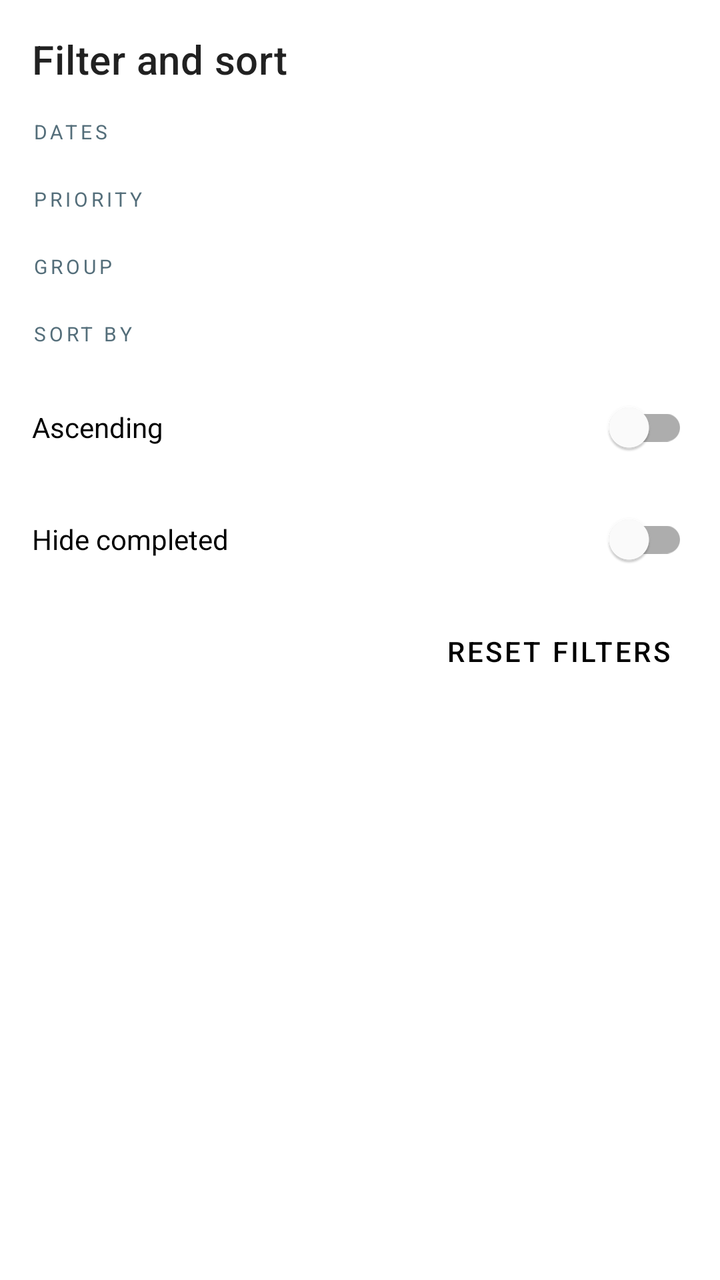
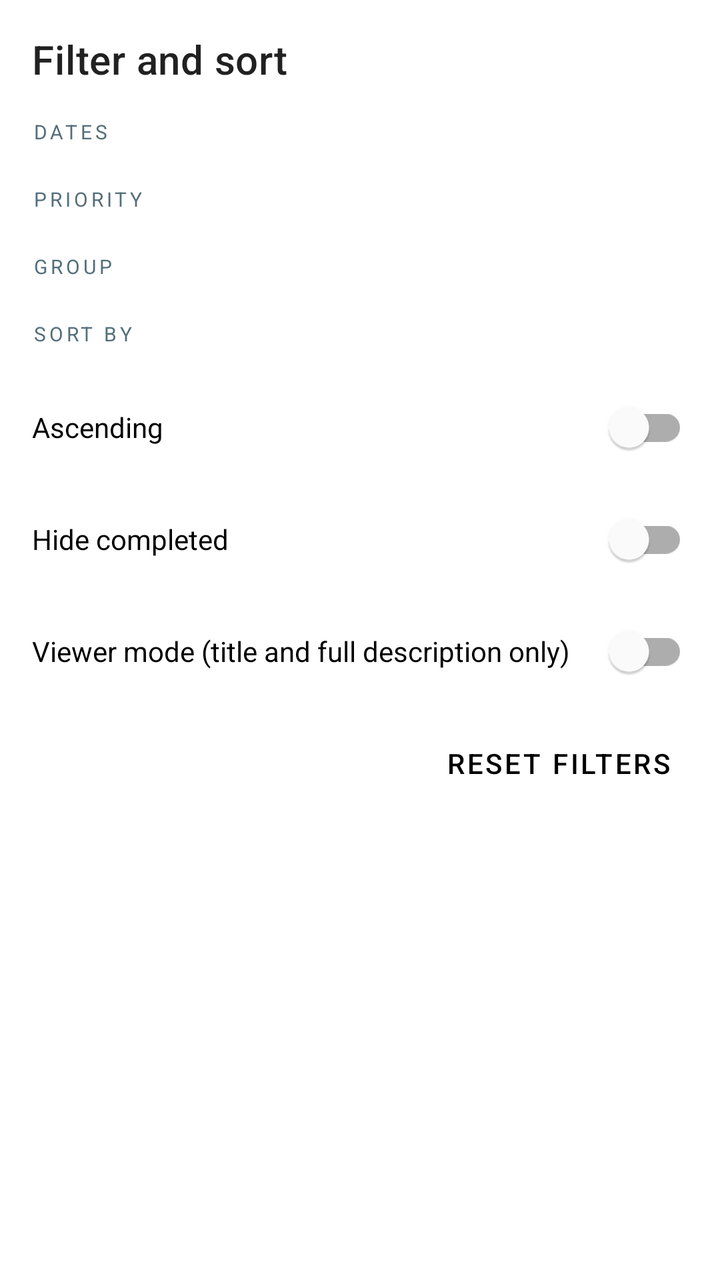

Before-and-after screenshots of an Android layout around one commit, followed by the original layout XML and the change that was made.
<!-- AndroidManifest.xml: application theme Theme.Kotodo -->
<!-- res/layout/sheet_filter_sort.xml -->
<?xml version="1.0" encoding="utf-8"?>
<androidx.core.widget.NestedScrollView xmlns:android="http://schemas.android.com/apk/res/android"
    xmlns:app="http://schemas.android.com/apk/res-auto"
    android:layout_width="match_parent"
    android:layout_height="wrap_content"
    android:maxHeight="560dp">

    <LinearLayout
        android:layout_width="match_parent"
        android:layout_height="wrap_content"
        android:orientation="vertical"
        android:padding="16dp">

        <TextView
            android:layout_width="wrap_content"
            android:layout_height="wrap_content"
            android:text="@string/action_filter_sort"
            android:textAppearance="?attr/textAppearanceHeadline6" />

        <TextView
            style="@style/Kotodo.SectionLabel"
            android:text="@string/filter_time" />

        <com.google.android.material.chip.ChipGroup
            android:id="@+id/chips_time"
            android:layout_width="match_parent"
            android:layout_height="wrap_content" />

        <TextView
            style="@style/Kotodo.SectionLabel"
            android:text="@string/filter_priority" />

        <com.google.android.material.chip.ChipGroup
            android:id="@+id/chips_priority"
            android:layout_width="match_parent"
            android:layout_height="wrap_content" />

        <TextView
            android:id="@+id/label_group"
            style="@style/Kotodo.SectionLabel"
            android:text="@string/filter_group" />

        <com.google.android.material.chip.ChipGroup
            android:id="@+id/chips_group"
            android:layout_width="match_parent"
            android:layout_height="wrap_content" />

        <TextView
            style="@style/Kotodo.SectionLabel"
            android:text="@string/sort_by" />

        <com.google.android.material.chip.ChipGroup
            android:id="@+id/chips_sort"
            android:layout_width="match_parent"
            android:layout_height="wrap_content" />

        <com.google.android.material.switchmaterial.SwitchMaterial
            android:id="@+id/switch_ascending"
            android:layout_width="match_parent"
            android:layout_height="wrap_content"
            android:layout_marginTop="12dp"
            android:text="@string/sort_ascending" />

        <com.google.android.material.switchmaterial.SwitchMaterial
            android:id="@+id/switch_hide_completed"
            android:layout_width="match_parent"
            android:layout_height="wrap_content"
            android:layout_marginTop="8dp"
            android:text="@string/filter_hide_completed" />

        <com.google.android.material.button.MaterialButton
            android:id="@+id/button_reset"
            style="@style/Widget.Kotodo.Button.Text"
            android:layout_width="wrap_content"
            android:layout_height="wrap_content"
            android:layout_gravity="end"
            android:layout_marginTop="8dp"
            android:text="@string/action_reset_filters" />
    </LinearLayout>
</androidx.core.widget.NestedScrollView>
<!-- resources referenced by this layout -->
<resources>
  <string name="action_filter_sort">Filter and sort</string>
  <string name="action_reset_filters">Reset filters</string>
  <string name="filter_group">Group</string>
  <string name="filter_hide_completed">Hide completed</string>
  <string name="filter_priority">Priority</string>
  <string name="filter_time">Dates</string>
  <string name="sort_ascending">Ascending</string>
  <string name="sort_by">Sort by</string>
  <style name="Widget.Kotodo.Button.Text" parent="Widget.MaterialComponents.Button.TextButton">
          <item name="android:textColor">?attr/colorOnSurface</item>
          <item name="rippleColor">?attr/colorOnSurface</item>
          <item name="iconTint">?attr/colorOnSurface</item>
      </style>
  <style name="Theme.Kotodo" parent="Theme.MaterialComponents.DayNight.DarkActionBar">
          
          <item name="colorPrimary">@color/slate_600</item>
          <item name="colorPrimaryVariant">@color/slate_800</item>
          <item name="colorOnPrimary">@color/white</item>
          
          <item name="colorSecondary">@color/vermilion_600</item>
          <item name="colorSecondaryVariant">@color/vermilion_700</item>
          <item name="colorOnSecondary">@color/white</item>
          
          <item name="android:statusBarColor">?attr/colorPrimaryVariant</item>
          
          <item name="alertDialogTheme">@style/Theme.Kotodo.AlertDialog</item>
      </style>
  <color name="section_label">@color/slate_400</color>
  <color name="slate_600">#FF37474F</color>
  <color name="slate_800">#FF263238</color>
  <color name="white">#FFFFFFFF</color>
  <color name="vermilion_600">#FFE64A19</color>
  <color name="vermilion_700">#FFC63D14</color>
  <style name="Theme.Kotodo.AlertDialog" parent="ThemeOverlay.MaterialComponents.Dialog.Alert">
          <item name="colorPrimary">?attr/colorSecondary</item>
          <item name="colorAccent">?attr/colorSecondary</item>
      </style>
  <color name="slate_400">#FF546E7A</color>
  <!-- unchanged entries left out for length: 1 -->
</resources>

<!-- the commit's change to res/layout/sheet_filter_sort.xml (unified diff, before → after) -->
@@ -68,6 +68,13 @@
             android:layout_marginTop="8dp"
             android:text="@string/filter_hide_completed" />
 
+        <com.google.android.material.switchmaterial.SwitchMaterial
+            android:id="@+id/switch_viewer_mode"
+            android:layout_width="match_parent"
+            android:layout_height="wrap_content"
+            android:layout_marginTop="8dp"
+            android:text="@string/filter_viewer_mode" />
+
         <com.google.android.material.button.MaterialButton
             android:id="@+id/button_reset"
             style="@style/Widget.Kotodo.Button.Text"
<!-- resource entries referenced after the edit -->
@@ -6,6 +6,7 @@
   <string name="filter_hide_completed">Hide completed</string>
   <string name="filter_priority">Priority</string>
   <string name="filter_time">Dates</string>
+  <string name="filter_viewer_mode">Viewer mode (title and full description only)</string>
   <string name="sort_ascending">Ascending</string>
   <string name="sort_by">Sort by</string>
   <style name="Widget.Kotodo.Button.Text" parent="Widget.MaterialComponents.Button.TextButton">
@@ -26,6 +27,9 @@
           <item name="android:statusBarColor">?attr/colorPrimaryVariant</item>
           
           <item name="alertDialogTheme">@style/Theme.Kotodo.AlertDialog</item>
+          <item name="materialAlertDialogTheme">@style/Theme.Kotodo.AlertDialog</item>
+          <item name="materialCalendarTheme">@style/ThemeOverlay.Kotodo.MaterialCalendar</item>
+          <item name="materialTimePickerTheme">@style/ThemeOverlay.Kotodo.MaterialTimePicker</item>
       </style>
   <color name="section_label">@color/slate_400</color>
   <color name="slate_600">#FF37474F</color>
@@ -36,8 +40,26 @@
   <style name="Theme.Kotodo.AlertDialog" parent="ThemeOverlay.MaterialComponents.Dialog.Alert">
           <item name="colorPrimary">?attr/colorSecondary</item>
           <item name="colorAccent">?attr/colorSecondary</item>
+          <item name="buttonBarPositiveButtonStyle">@style/Widget.Kotodo.DialogButton</item>
+          <item name="buttonBarNegativeButtonStyle">@style/Widget.Kotodo.DialogButton</item>
+          <item name="buttonBarNeutralButtonStyle">@style/Widget.Kotodo.DialogButton</item>
+      </style>
+  <style name="ThemeOverlay.Kotodo.MaterialCalendar" parent="ThemeOverlay.MaterialComponents.MaterialCalendar">
+          <item name="colorPrimary">?attr/colorSecondary</item>
+          <item name="colorOnPrimary">?attr/colorOnSecondary</item>
+          <item name="buttonBarPositiveButtonStyle">@style/Widget.Kotodo.DialogButton</item>
+          <item name="buttonBarNegativeButtonStyle">@style/Widget.Kotodo.DialogButton</item>
+      </style>
+  <style name="ThemeOverlay.Kotodo.MaterialTimePicker" parent="ThemeOverlay.MaterialComponents.TimePicker">
+          <item name="colorPrimary">?attr/colorSecondary</item>
+          <item name="colorOnPrimary">?attr/colorOnSecondary</item>
+          <item name="buttonBarPositiveButtonStyle">@style/Widget.Kotodo.DialogButton</item>
+          <item name="buttonBarNegativeButtonStyle">@style/Widget.Kotodo.DialogButton</item>
       </style>
   <color name="slate_400">#FF546E7A</color>
+  <style name="Widget.Kotodo.DialogButton" parent="Widget.MaterialComponents.Button.TextButton.Dialog">
+          <item name="android:textColor">?attr/colorSecondary</item>
+      </style>
   <!-- unchanged entries left out for length: 1 -->
 </resources>
 
